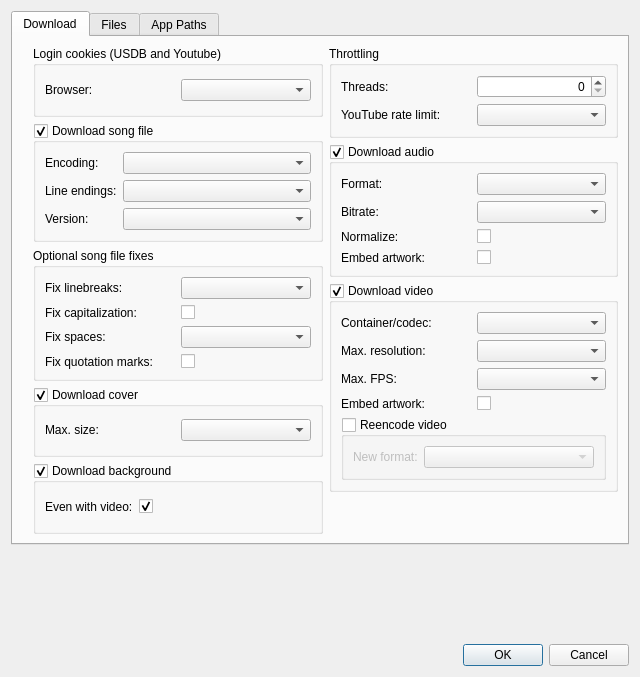
Before: the Qt Designer form src/usdb_syncer/gui/forms/SettingsDialog.ui in bohning/usdb_syncer, drawn with Qt 5.
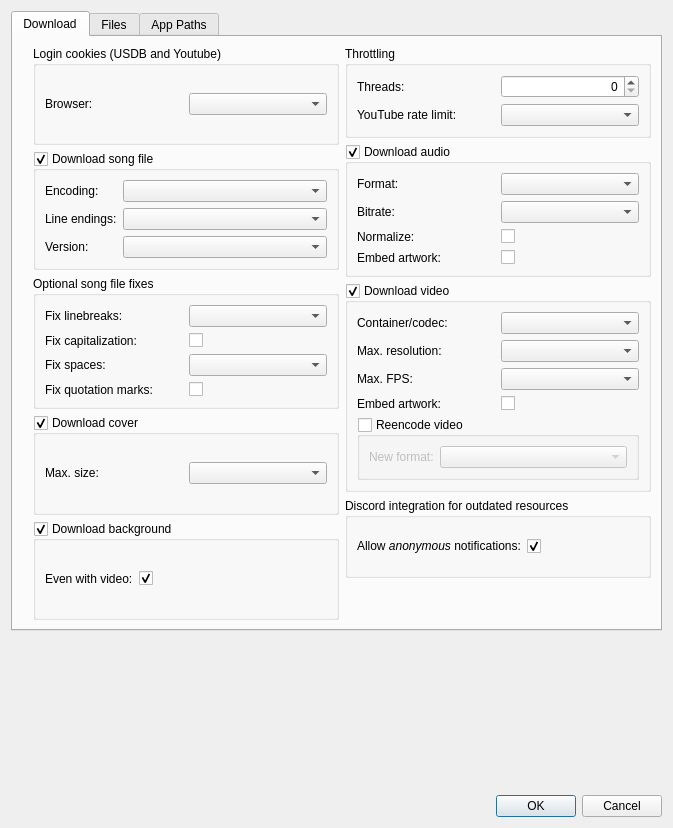
After: the same form once the commit is applied. Icons and pictures are not drawn.

Commit message: Add setting to disable Discord notifications.

What changed in the file:
```diff
--- a/src/usdb_syncer/gui/forms/SettingsDialog.ui
+++ b/src/usdb_syncer/gui/forms/SettingsDialog.ui
@@ -6,8 +6,8 @@
    <rect>
     <x>0</x>
     <y>0</y>
-    <width>640</width>
-    <height>677</height>
+    <width>673</width>
+    <height>828</height>
    </rect>
   </property>
   <property name="windowTitle">
@@ -543,6 +543,41 @@
            </layout>
           </widget>
          </item>
+         <item>
+          <widget class="QGroupBox" name="groupBox_3">
+           <property name="minimumSize">
+            <size>
+             <width>0</width>
+             <height>80</height>
+            </size>
+           </property>
+           <property name="title">
+            <string>Discord integration for outdated resources</string>
+           </property>
+           <layout class="QGridLayout" name="gridLayout_11">
+            <item row="0" column="0">
+             <widget class="QLabel" name="label_discord">
+              <property name="text">
+               <string>&lt;html&gt;&lt;head/&gt;&lt;body&gt;&lt;p&gt;Allow &lt;span style=&quot; font-style:italic;&quot;&gt;anonymous&lt;/span&gt; notifications:&lt;/p&gt;&lt;/body&gt;&lt;/html&gt;</string>
+              </property>
+             </widget>
+            </item>
+            <item row="0" column="1">
+             <widget class="QCheckBox" name="checkBox_discord_allowed">
+              <property name="toolTip">
+               <string>&lt;html&gt;&lt;head/&gt;&lt;body&gt;&lt;p&gt;This will send a notification to our Karaoke Discord channel and report unavailable resources so that they can be fixed. This reporting is completely &lt;span style=&quot; font-weight:700; font-style:italic;&quot;&gt;anonymous&lt;/span&gt;. Please keep this enabled to support the community.&lt;/p&gt;&lt;/body&gt;&lt;/html&gt;</string>
+              </property>
+              <property name="text">
+               <string/>
+              </property>
+              <property name="checked">
+               <bool>true</bool>
+              </property>
+             </widget>
+            </item>
+           </layout>
+          </widget>
+         </item>
          <item>
           <spacer name="verticalSpacer">
            <property name="orientation">
```
Left out of the diff: 20 changed lines with no effect on the pictures. The commit also changes 3 other files.
